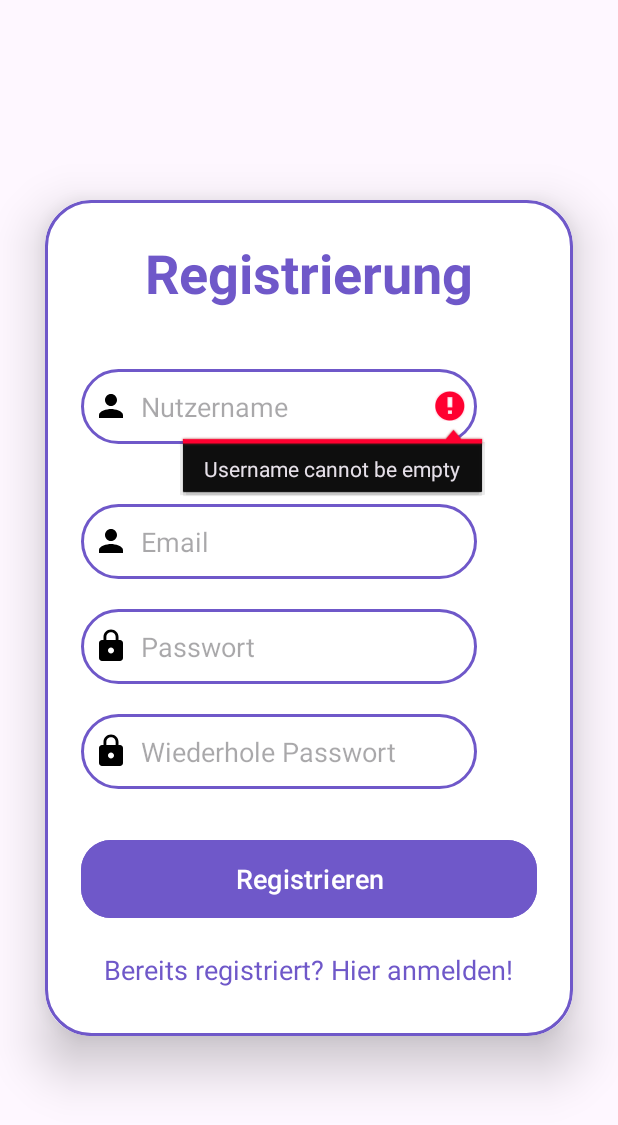
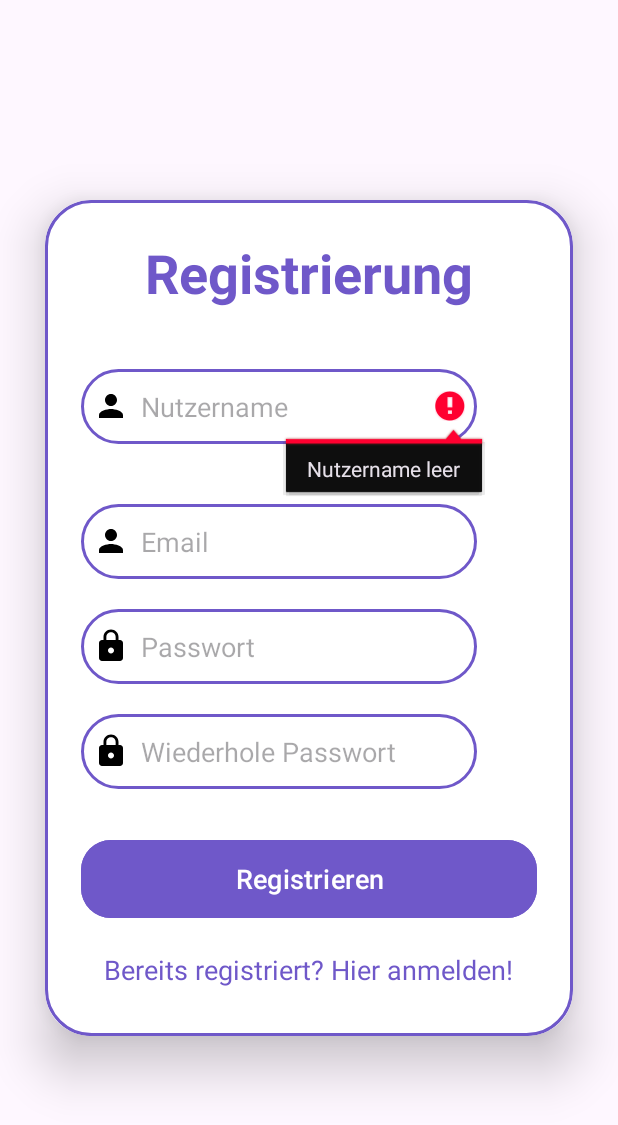
Before and after one commit to fischersdaniel/THUADSEEnergyQuiz, an Android app: the SignUpActivity screen opened directly, with no data from a screen before it, after a tap on "Registrieren", on a phone screen of 412 x 824 dp. Shown: the top 1125 px of the screen. Run offline under Robolectric (Android 15) with nearby library versions, the phone set to English and light mode, and no system bars; our stand-ins replace Firebase (no records; nobody signed in at launch, a user with empty details on screens opened directly).

Commit message:
Added stings in german to the error texts.

```diff
--- a/app/src/main/java/thu/adse/energyquiz/UserManagement/ForgotPasswordActivity.java
+++ b/app/src/main/java/thu/adse/energyquiz/UserManagement/ForgotPasswordActivity.java
@@ -57,9 +57,9 @@ public class ForgotPasswordActivity extends AppCompatActivity {
                                 }
                             });
                 } else if (email.isEmpty()) {
-                    sendNewPassword_email.setError("Email cannot be empty");
+                    sendNewPassword_email.setError(getString(R.string.emailEmpty));
                 } else {
-                    sendNewPassword_email.setError("Please enter a valid email");
+                    sendNewPassword_email.setError(getString(R.string.emailNotValid));
                 }
             }
         });
--- a/app/src/main/java/thu/adse/energyquiz/UserManagement/LoginActivity.java
+++ b/app/src/main/java/thu/adse/energyquiz/UserManagement/LoginActivity.java
@@ -115,13 +115,13 @@ public class LoginActivity extends AppCompatActivity {
                                     }
                                 });
                     } else {
-                        loginPassword.setError("Password cannot be empty");
+                        loginPassword.setError(getString(R.string.passwordEmpty));
                     }
 
                 } else if (email.isEmpty()) {
-                    loginEmail.setError("Email cannot be empty");
+                    loginEmail.setError(getString(R.string.emailEmpty));
                 } else {
-                    loginEmail.setError("Please enter a valid email");
+                    loginEmail.setError(getString(R.string.emailNotValid));
                 }
             }
         });
--- a/app/src/main/res/values/strings.xml
+++ b/app/src/main/res/values/strings.xml
@@ -14,6 +14,12 @@
     <string name="resetEmailFailed">Email zum Zurücksetzen fehlgeschlagen.</string>
     <string name="passwordChangeSuccessfull">Passwortänderung erfolgreich.</string>
     <string name="passwordChangeFailed">Passwortänderung fehlgeschlagen.</string>
+    <string name="userNameEmpty">Nutzername leer</string>
+    <string name="emailEmpty">Email leer.</string>
+    <string name="emailNotValid">Email ungültig.</string>
+    <string name="passwordEmpty">Passwort leer.</string>
+    <string name="confirmationPasswordEmpty">Wiederholung Passwort leer.</string>
+    <string name="passwordsNotEqual">Passwörter ungleich.</string>
 
     <string name="login">Anmeldung</string>
     <string name="login_email">Email</string>
```
Also changed, not shown: app/src/main/java/thu/adse/energyquiz/UserManagement/ChangePasswordActivity.java (+4 -4 lines), app/src/main/java/thu/adse/energyquiz/UserManagement/SignUpActivity.java (+6 -6 lines).
